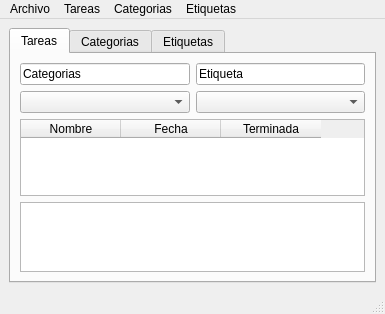
Old version of the form curso-qt-osl-tareas/mainwindow.ui in the repository eliasrm87/curso-qt-osl-tareas.
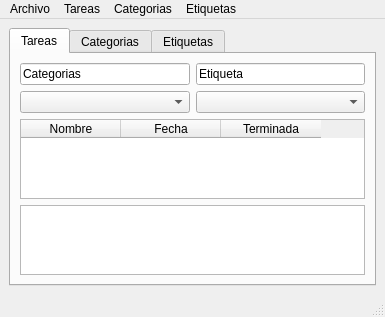
New version of the form.

```diff
--- a/curso-qt-osl-tareas/mainwindow.ui
+++ b/curso-qt-osl-tareas/mainwindow.ui
@@ -7,7 +7,7 @@
     <x>0</x>
     <y>0</y>
     <width>385</width>
-    <height>314</height>
+    <height>317</height>
    </rect>
   </property>
   <property name="windowTitle">
```
